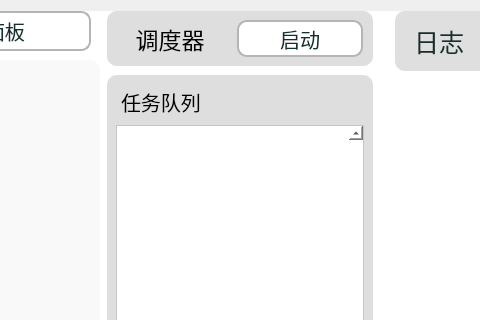
First picture: the form in utils/ui/Service.ui, repository XBJF-X/Xuan-s-UltilityAutoNaruto, before the edit; both pictures show x 141 to 621 and y 0 to 320 of the 1157 by 744 pixel window.
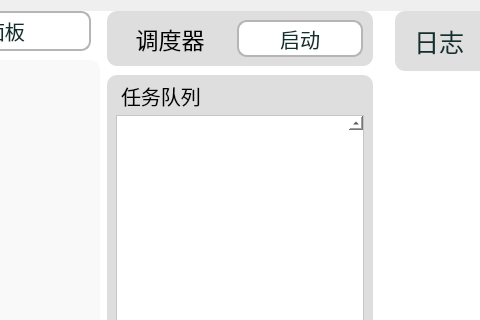
Second picture: the form after the edit.

What changed in the file:
```diff
--- a/utils/ui/Service.ui
+++ b/utils/ui/Service.ui
@@ -835,13 +835,13 @@
                   </property>
                   <layout class="QVBoxLayout" name="verticalLayout">
                    <property name="spacing">
-                    <number>4</number>
+                    <number>2</number>
                    </property>
                    <property name="leftMargin">
                     <number>9</number>
                    </property>
                    <property name="topMargin">
-                    <number>9</number>
+                    <number>3</number>
                    </property>
                    <property name="rightMargin">
                     <number>9</number>
@@ -1132,7 +1132,7 @@
                         <x>0</x>
                         <y>0</y>
                         <width>232</width>
-                        <height>599</height>
+                        <height>609</height>
                        </rect>
                       </property>
                      </widget>
```
